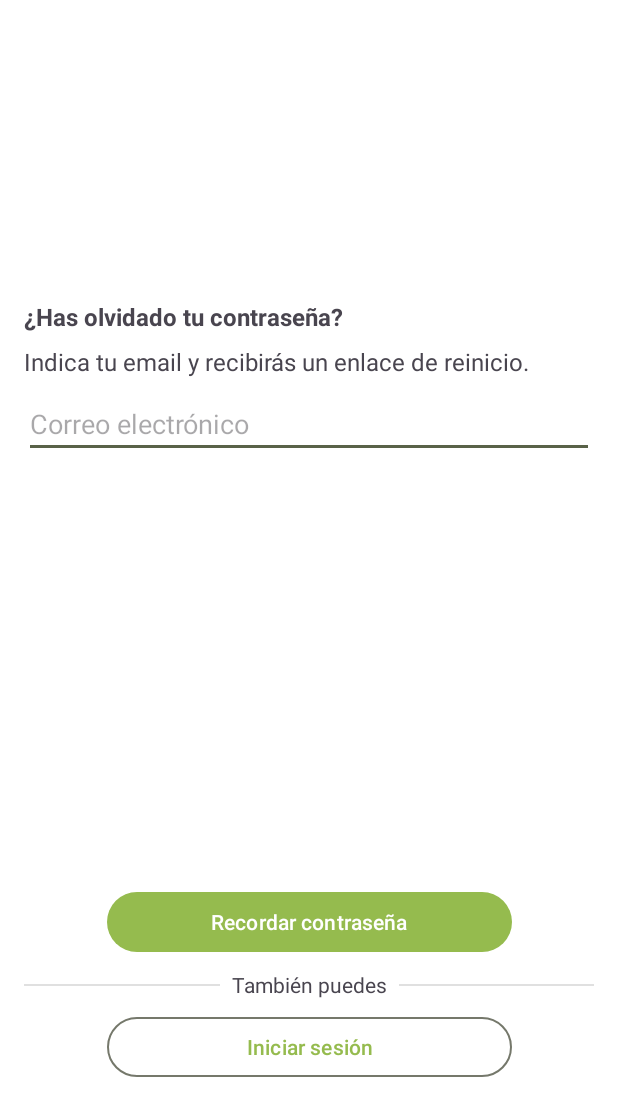
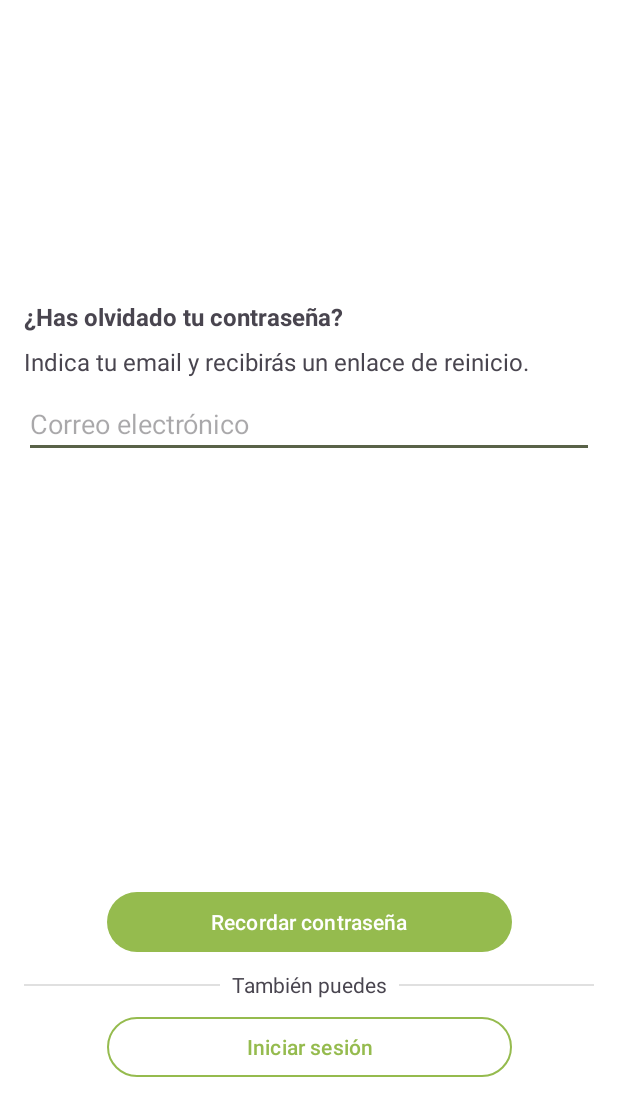
Before and after one commit to marruiart/facturas-FCT, an Android app: the ForgotPasswordActivity screen opened directly, with no data from a screen before it, on a phone screen of 412 x 824 dp, the part 129-1236 px from its top. Run offline under Robolectric (Android 15) with nearby library versions, the phone set to English and light mode, and no system bars.

Commit message:
Change outlined button stroke

```diff
--- a/app/src/main/res/layout/activity_forgot_password.xml
+++ b/app/src/main/res/layout/activity_forgot_password.xml
@@ -128,6 +128,8 @@
         app:layout_constraintBottom_toBottomOf="parent"
         app:layout_constraintEnd_toEndOf="parent"
         app:layout_constraintStart_toStartOf="parent"
-        app:layout_constraintTop_toBottomOf="@+id/tv_forgot_other_option_label" />
+        app:layout_constraintTop_toBottomOf="@+id/tv_forgot_other_option_label"
+        app:strokeColor="?attr/colorPrimary"
+        app:strokeWidth="1.5dp" />
 
 </androidx.constraintlayout.widget.ConstraintLayout>
--- a/app/src/main/res/layout/activity_login.xml
+++ b/app/src/main/res/layout/activity_login.xml
@@ -134,6 +134,8 @@
         app:layout_constraintBottom_toBottomOf="parent"
         app:layout_constraintEnd_toEndOf="parent"
         app:layout_constraintStart_toStartOf="parent"
-        app:layout_constraintTop_toBottomOf="@+id/tv_login_other_option_label" />
+        app:layout_constraintTop_toBottomOf="@+id/tv_login_other_option_label"
+        app:strokeColor="?attr/colorPrimary"
+        app:strokeWidth="1.5dp" />
 
 </androidx.constraintlayout.widget.ConstraintLayout>
--- a/app/src/main/res/layout/activity_signup.xml
+++ b/app/src/main/res/layout/activity_signup.xml
@@ -128,6 +128,8 @@
         app:layout_constraintBottom_toBottomOf="parent"
         app:layout_constraintEnd_toEndOf="parent"
         app:layout_constraintStart_toStartOf="parent"
-        app:layout_constraintTop_toBottomOf="@+id/tv_signup_other_option_label" />
+        app:layout_constraintTop_toBottomOf="@+id/tv_signup_other_option_label"
+        app:strokeColor="?attr/colorPrimary"
+        app:strokeWidth="1.5dp" />
 
 </androidx.constraintlayout.widget.ConstraintLayout>
```
